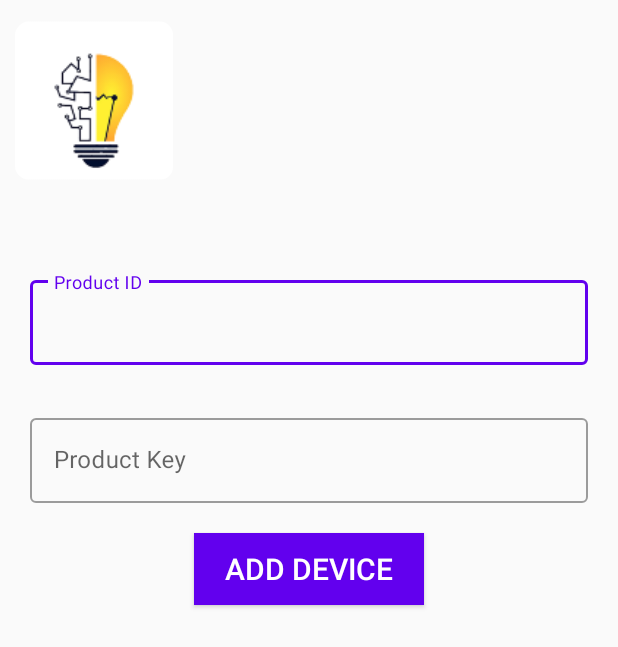
After one commit to ssk-karna/AutoLights_app, an Android app: the AddDevice screen opened directly, with no data from a screen before it, on a phone screen of 412 x 824 dp. The commit adds this screen. Shown: the top 647 px of the screen. Run offline under Robolectric (Android 15) with nearby library versions, the phone set to English and light mode, and no system bars; our stand-ins replace Firebase (no records; nobody signed in at launch, a user with empty details on screens opened directly); Roboto replaces fonts that are not available here.

Commit message:
Add Device in User node

```diff
--- a/app/src/main/AndroidManifest.xml
+++ b/app/src/main/AndroidManifest.xml
@@ -9,7 +9,9 @@
         android:roundIcon="@mipmap/ic_launcher_round"
         android:supportsRtl="true"
         android:theme="@style/AppTheme">
-        <activity android:name=".UserProfile"></activity>
+        <activity android:name=".AddDevice"></activity>
+        <activity android:name=".HomePage" />
+        <activity android:name=".UserProfile" />
         <activity android:name=".SignUp" />
         <activity android:name=".LoginActivity" />
         <activity android:name=".MainActivity">
--- /dev/null
+++ b/app/src/main/java/com/truedevelopment/autolight/AddDevice.java
@@ -0,0 +1,113 @@
+package com.truedevelopment.autolight;
+
+import androidx.annotation.NonNull;
+import androidx.appcompat.app.AppCompatActivity;
+
+import android.content.Intent;
+import android.os.Bundle;
+import android.view.View;
+import android.widget.Button;
+import android.widget.TextView;
+import android.widget.Toast;
+
+import com.google.android.material.textfield.TextInputLayout;
+import com.google.firebase.database.DataSnapshot;
+import com.google.firebase.database.DatabaseError;
+import com.google.firebase.database.DatabaseReference;
+import com.google.firebase.database.FirebaseDatabase;
+import com.google.firebase.database.Query;
+import com.google.firebase.database.ValueEventListener;
+
+public class AddDevice extends AppCompatActivity {
+
+    String email,user;
+    Button addDevice;
+    TextInputLayout productID,productKey;
+    TextView usertv;
+    DatabaseReference reference;
+    DatabaseReference ref;
+
+
+
+    @Override
+    protected void onCreate(Bundle savedInstanceState) {
+        super.onCreate(savedInstanceState);
+        setContentView(R.layout.activity_add_device);
+        Intent deviceIntent = getIntent();
+
+        email = deviceIntent.getStringExtra("email");
+        user = deviceIntent.getStringExtra("username");
+        addDevice = findViewById(R.id.btnAdd);
+        productID = findViewById(R.id.productId);
+        productKey = findViewById(R.id.productKey);
+        usertv = findViewById(R.id.tvusername);
+
+        reference = FirebaseDatabase.getInstance().getReference().child("Users");
+        ref = FirebaseDatabase.getInstance().getReference().child("Products");
+
+        usertv.setText(user);
+
+        addDevice.setOnClickListener(new View.OnClickListener() {
+            @Override
+            public void onClick(View v) {
+                addingDevice(v);
+            }
+        });
+
+    }
+
+    private void addingDevice(View view) {
+
+       validateDevice();
+    }
+
+
+
+
+    private void validateDevice(){
+       final String product_ID = productID.getEditText().getText().toString();
+       final String product_key = productKey.getEditText().getText().toString();
+
+        DatabaseReference ref = FirebaseDatabase.getInstance().getReference().child("Products");
+
+        Query checkDevice = ref.orderByChild("productKey").equalTo(product_ID);
+
+        checkDevice.addListenerForSingleValueEvent(new ValueEventListener() {
+            @Override
+            public void onDataChange(@NonNull DataSnapshot snapshot) {
+                if(snapshot.exists()){
+
+                    productID.setError(null);
+                    productID.setErrorEnabled(false);
+
+                    String productKeyFromDb = snapshot.child(product_ID).child("productKey").getValue(String.class);
+
+                    if(productKeyFromDb.equals(product_key)){
+                        productKey.setError(null);
+                        productKey.setErrorEnabled(false);
+                        DatabaseReference reference = FirebaseDatabase.getInstance().getReference().child("Users");
+                        reference.child(user).child("ProductsOwned").setValue(product_ID);
+                    }
+                    else{
+                        productKey.setError("Wrong Key Entered! Please Check");
+                        productKey.requestFocus();
+                    }
+
+                }
+                else{
+                    productID.setError("No such product exists");
+                    productID.requestFocus();
+                }
+            }
+
+            @Override
+            public void onCancelled(@NonNull DatabaseError error) {
+
+            }
+        });
+
+
+
+    }
+
+}
--- a/app/src/main/java/com/truedevelopment/autolight/LoginActivity.java
+++ b/app/src/main/java/com/truedevelopment/autolight/LoginActivity.java
@@ -145,7 +145,7 @@ public class LoginActivity extends AppCompatActivity {
                         String emailFromDB = snapshot.child(userEnteredUsername).child("email").getValue(String.class);
                         String phoneFromDB = snapshot.child(userEnteredUsername).child("phone").getValue(String.class);
 
-                        Intent intent = new Intent(getApplicationContext(),UserProfile.class);
+                        Intent intent = new Intent(getApplicationContext(),HomePage.class);
 
                         intent.putExtra("name",nameFromDB);
                         intent.putExtra("username",usernameFromDB);
@@ -153,6 +153,8 @@ public class LoginActivity extends AppCompatActivity {
                         intent.putExtra("phone",phoneFromDB);
                         intent.putExtra("password",passwordFromDB);
 
+
+                        //Intent homeIntent = new Intent(getApplicationContext(), HomePage.class);
                         startActivity(intent);
                     }
                     else{
--- a/app/src/main/java/com/truedevelopment/autolight/SignUp.java
+++ b/app/src/main/java/com/truedevelopment/autolight/SignUp.java
@@ -12,7 +12,6 @@ import android.widget.ImageView;
 import android.widget.TextView;
 
 import com.google.android.material.textfield.TextInputLayout;
-import com.google.firebase.FirebaseApp;
 import com.google.firebase.database.DatabaseReference;
 import com.google.firebase.database.FirebaseDatabase;
 
@@ -36,7 +35,7 @@ public class SignUp extends AppCompatActivity {
 
         regName = findViewById(R.id.name);
         regUserName = findViewById(R.id.userName);
-        regMail = findViewById(R.id.email);
+        regMail = findViewById(R.id.tvusername);
         regPassword = findViewById(R.id.passwordSignUp);
         register = findViewById(R.id.btnRegister);
         regPhone = findViewById(R.id.phone);
--- /dev/null
+++ b/app/src/main/res/layout/activity_add_device.xml
@@ -0,0 +1,77 @@
+<?xml version="1.0" encoding="utf-8"?>
+<LinearLayout xmlns:android="http://schemas.android.com/apk/res/android"
+    xmlns:app="http://schemas.android.com/apk/res-auto"
+    xmlns:tools="http://schemas.android.com/tools"
+    android:layout_width="match_parent"
+    android:layout_height="match_parent"
+    android:orientation="vertical"
+    tools:context=".AddDevice">
+
+    <ImageView
+        android:layout_width="105dp"
+        android:layout_height="114dp"
+        android:src="@mipmap/bulb_trans_login"
+        android:layout_marginLeft="10dp"
+        android:layout_marginTop="10dp"/>
+
+    <TextView
+        android:id="@+id/tvusername"
+        android:layout_width="wrap_content"
+        android:layout_height="wrap_content"
+        android:layout_marginLeft="20dp"
+        android:layout_marginTop="10dp"
+        android:text="Username"
+        android:textColor="@color/colorPrimary"
+        android:textSize="20sp" />
+
+    <LinearLayout
+        android:layout_width="match_parent"
+        android:layout_height="wrap_content"
+        android:layout_marginTop="20dp"
+        android:layout_marginLeft="20dp"
+        android:layout_marginBottom="20dp"
+        android:layout_marginRight="20dp"
+        android:orientation="vertical">
+        <com.google.android.material.textfield.TextInputLayout
+            android:layout_width="match_parent"
+            android:layout_height="wrap_content"
+            android:id="@+id/productId"
+            android:hint="Product ID"
+            android:layout_marginBottom="30dp"
+            style="@style/Widget.MaterialComponents.TextInputLayout.OutlinedBox">
+
+            <com.google.android.material.textfield.TextInputEditText
+                android:layout_width="match_parent"
+                android:layout_height="wrap_content"
+                android:inputType="text"/>
+
+        </com.google.android.material.textfield.TextInputLayout>
+
+        <com.google.android.material.textfield.TextInputLayout
+            android:layout_width="match_parent"
+            android:layout_height="wrap_content"
+            android:id="@+id/productKey"
+            android:hint="Product Key"
+            style="@style/Widget.MaterialComponents.TextInputLayout.OutlinedBox">
+
+            <com.google.android.material.textfield.TextInputEditText
+                android:layout_width="match_parent"
+                android:layout_height="wrap_content"
+                android:inputType="text"/>
+
+        </com.google.android.material.textfield.TextInputLayout>
+
+    </LinearLayout>
+
+    <Button
+        android:id="@+id/btnAdd"
+        android:layout_width="153dp"
+        android:layout_height="wrap_content"
+        android:layout_gravity="center_horizontal"
+        android:background="@color/colorPrimary"
+        android:text="Add Device"
+        android:textColor="#ffffff"
+        android:textSize="20sp" />
+
+
+</LinearLayout>
--- a/app/src/main/res/layout/activity_sign_up.xml
+++ b/app/src/main/res/layout/activity_sign_up.xml
@@ -75,7 +75,7 @@
         <com.google.android.material.textfield.TextInputLayout
             android:layout_width="match_parent"
             android:layout_height="wrap_content"
-            android:id="@+id/email"
+            android:id="@+id/tvusername"
             android:hint="Email"
             android:transitionName="trans_email"
             style="@style/Widget.MaterialComponents.TextInputLayout.OutlinedBox">
```
Also changed, not shown: app/src/main/java/com/truedevelopment/autolight/HomePage.java (added, +63 -0 lines), app/src/main/java/com/truedevelopment/autolight/UserProfile.java (+6 -6 lines), app/src/main/res/layout/activity_home_page.xml (added, +27 -0 lines).
